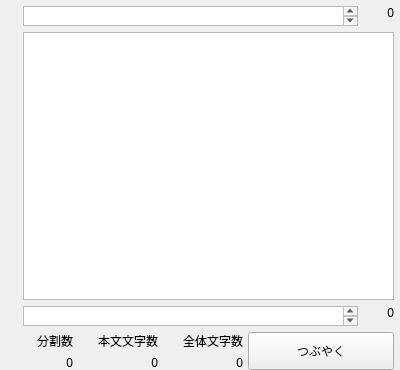
This is mainwindow.ui in sharkpp/Jugemutter as Qt 5 draws it before an edit. The edited form follows.
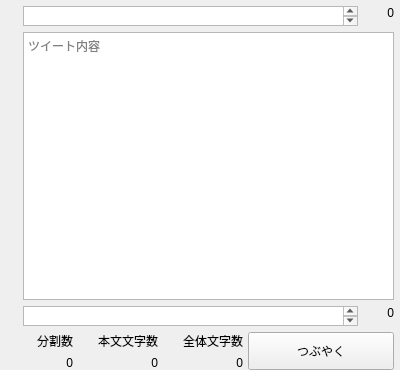
This is the edited form. Custom widgets are drawn as their Qt base class.

```diff
--- a/mainwindow.ui
+++ b/mainwindow.ui
@@ -137,6 +137,9 @@
           <verstretch>0</verstretch>
          </sizepolicy>
         </property>
+        <property name="placeholderText">
+         <string>ツイート内容</string>
+        </property>
        </widget>
       </item>
       <item>
@@ -249,7 +252,7 @@
         <item>
          <layout class="QVBoxLayout" name="verticalLayout_4">
           <item>
-           <widget class="QLabel" name="textLength">
+           <widget class="QLabel" name="textLengthLAbel">
             <property name="sizePolicy">
              <sizepolicy hsizetype="Fixed" vsizetype="Preferred">
               <horstretch>0</horstretch>
@@ -271,7 +274,7 @@
            </widget>
           </item>
           <item>
-           <widget class="QLabel" name="text">
+           <widget class="QLabel" name="textLength">
             <property name="text">
              <string>0</string>
             </property>
```
